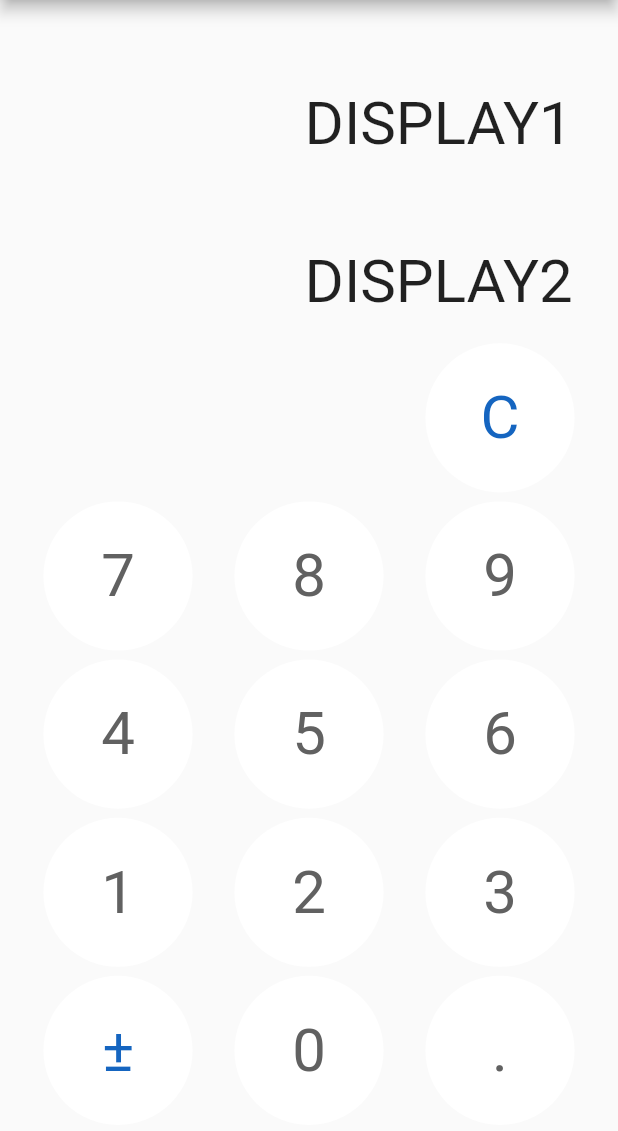
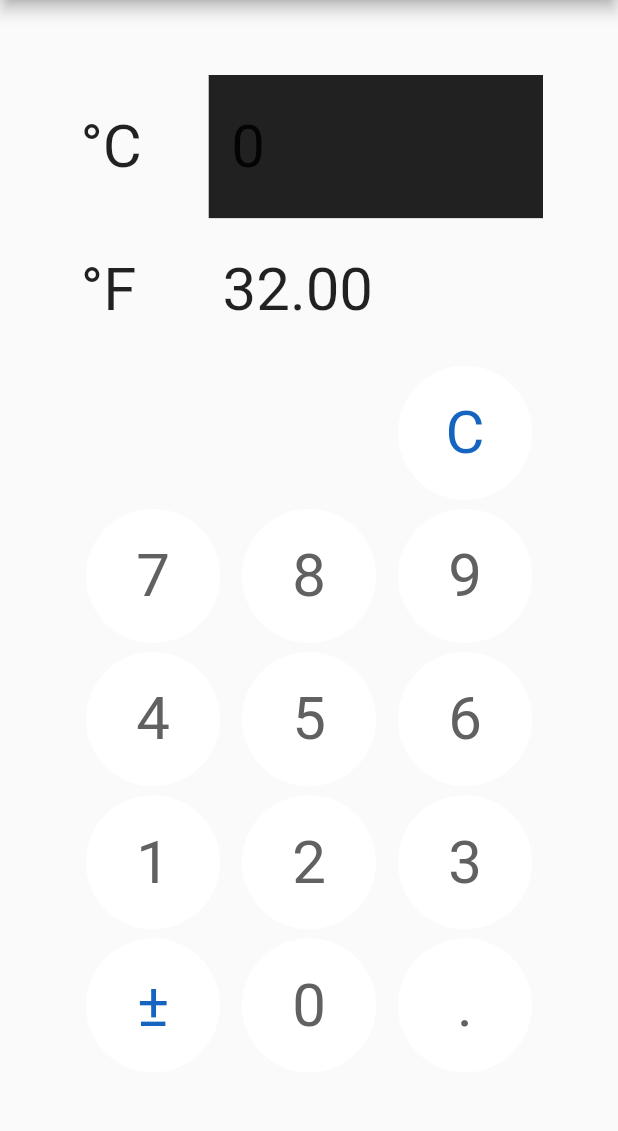
Before and after one commit to uguazelli/flutter_zelli_calc, a Flutter app: the TempConversion screen opened by its route, after a tap on an icon or button, on a phone screen of 412 x 824 dp, the part 84-1215 px from its top. Run offline on Flutter 3.47's test engine with Material 2 defaults, Android fonts, the phone set to English and light mode, and no system bars; our stand-ins replace get.

Commit message:
added temp conversion functions

```diff
--- a/lib/controller/temp_conversion.dart
+++ b/lib/controller/temp_conversion.dart
@@ -2,15 +2,91 @@ import 'package:get/get.dart';
 
 class TempConversionController extends GetxController {
   TempConversionController();
+  var _operator = 'display1'.obs;
+  var _display1 = '0'.obs;
+  var _display2 = '32'.obs;
+  var _reset = false;
 
-  var _operator = ''.obs;
+  get reset => this._reset;
+  set reset(value) => this._reset = value;
+
   get operator => this._operator.value;
   set operator(value) => this._operator.value = value;
 
-  var _display = '0'.obs;
+  get display1 => this._display1.value;
+  set display1(var value) => this._display1.value = value;
 
-  get display => this._display.value;
-  set display(value) => this._display.value = value;
+  get display2 => this._display2.value;
+  set display2(value) => this._display2.value = value;
 
-  void process(pressedKey) {}
+  void process(pressedKey) {
+    switch (pressedKey) {
+      case 'C':
+        clean();
+        break;
+      case '±':
+        setSign();
+        break;
+      case '.':
+        setDouble();
+        break;
+      default:
+        setDisplay(pressedKey);
+    }
+  }
+
+  String toF(c) => (double.parse(c) * 1.8 + 32).toStringAsFixed(2);
+  String toC(f) => ((double.parse(f) - 32) * 5 / 9).toStringAsFixed(2);
+
+  void setDisplay1(value) {
+    display1 = value;
+    display2 = toF(display1);
+  }
+
+  void setDisplay2(value) {
+    display2 = value;
+    display1 = toC(display2);
+  }
+
+  void clean() => operator == 'display1' ? setDisplay1('0') : setDisplay2('0');
+
+  void setDisplay(pressedKey) {
+    if (operator == 'display1') {
+      reset
+          ? setDisplay1(pressedKey)
+          : setDisplay1(double.parse(display1 + pressedKey).toString());
+    } else {
+      reset
+          ? setDisplay2(pressedKey)
+          : setDisplay2(double.parse(display2 + pressedKey).toString());
+    }
+    reset = false;
+  }
+
+  void setActiveDisplay(activeDisplay) {
+    operator = activeDisplay;
+    reset = true;
+  }
+
+  void setSign() {
+    if (operator == 'display1') {
+      display1.substring(0, 1) == '-'
+          ? setDisplay1(display1.substring(1, display1.length))
+          : setDisplay1('-' + display1);
+    } else {
+      display2.substring(0, 1) == '-'
+          ? setDisplay2(display2.substring(1, display2.length))
+          : setDisplay2('-' + display2);
+    }
+  }
+
+  void setDouble() {
+    if (operator == 'display1') {
+      if (!display1.contains('.'))
+        display1 == '0' ? setDisplay1('0.') : setDisplay1(display1 + '.');
+    } else {
+      if (!display2.contains('.'))
+        display2 == '0' ? setDisplay2('0.') : setDisplay2(display2 + '.');
+    }
+  }
 }
--- a/lib/main.dart
+++ b/lib/main.dart
@@ -18,12 +18,11 @@ class MyApp extends StatelessWidget {
           backgroundColor: Colors.blue,
         ),
       ),
-      initialRoute: '/tempconversion',
+      initialRoute: '/simplecalc',
       routes: {
         '/simplecalc': (context) => SimpleCalc(),
         '/tempconversion': (context) => TempConversion(),
       },
-      //home: SimpleCalc(),
     );
   }
 }
--- a/lib/screen/temp_conversion.dart
+++ b/lib/screen/temp_conversion.dart
@@ -26,28 +26,16 @@ class TempConversion extends StatelessWidget {
             maxHeight: styles.maxHeight,
             maxWidth: styles.maxWidth,
           ),
-          margin: EdgeInsets.all(15),
+          margin: EdgeInsets.all(50),
           child: Column(
             children: [
               Expanded(
                 flex: 2,
-                child: Container(
-                  alignment: Alignment(0.85, 0.5),
-                  child: Text(
-                    "DISPLAY1",
-                    style: TextStyle(fontSize: 40),
-                  ),
-                ),
+                child: Display('display1'),
               ),
               Expanded(
                 flex: 2,
-                child: Container(
-                  alignment: Alignment(0.85, 0.5),
-                  child: Text(
-                    "DISPLAY2",
-                    style: TextStyle(fontSize: 40),
-                  ),
-                ),
+                child: Display('display2'),
               ),
               Expanded(
                 flex: 2,
@@ -105,4 +93,39 @@ class TempConversion extends StatelessWidget {
       ),
     );
   }
+
+  InkWell Display(display) {
+    return InkWell(
+      onTap: () => tempCtrl.setActiveDisplay(display),
+      child: Row(
+        children: [
+          Expanded(
+            flex: 2,
+            child: Container(
+              alignment: Alignment(-0.85, 0),
+              child: Text(
+                display == 'display1' ? '°C' : '°F',
+                style: TextStyle(fontSize: 40),
+              ),
+            ),
+          ),
+          Expanded(
+            flex: 5,
+            child: Obx(() => Container(
+                  alignment: Alignment(-0.85, 0),
+                  color: tempCtrl.operator == display
+                      ? Colors.grey[900]
+                      : Color(0xFF0E3311).withOpacity(0),
+                  child: Text(
+                    display == 'display1'
+                        ? tempCtrl.display1
+                        : tempCtrl.display2,
+                    style: TextStyle(fontSize: 40),
+                  ),
+                )),
+          ),
+        ],
+      ),
+    );
+  }
 }
```
